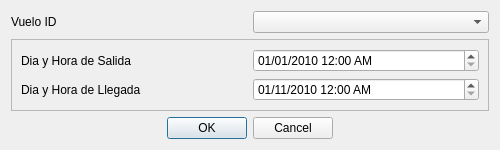
diegomarcov/svr, file src/ui/agregarInstanciasVuelo.ui: the form before one commit.
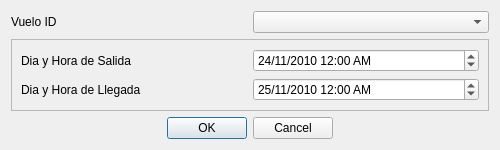
The form after the commit.

Commit message: Mejorada la funcionalidad al agregar salidas.

What changed in the file:
```diff
--- a/src/ui/agregarInstanciasVuelo.ui
+++ b/src/ui/agregarInstanciasVuelo.ui
@@ -66,6 +66,26 @@
       </item>
       <item row="0" column="1">
        <widget class="QDateTimeEdit" name="dateTimeEditHoraSalida">
+        <property name="dateTime">
+         <datetime>
+          <hour>0</hour>
+          <minute>0</minute>
+          <second>0</second>
+          <year>2010</year>
+          <month>11</month>
+          <day>24</day>
+         </datetime>
+        </property>
+        <property name="maximumDateTime">
+         <datetime>
+          <hour>23</hour>
+          <minute>59</minute>
+          <second>59</second>
+          <year>2012</year>
+          <month>12</month>
+          <day>31</day>
+         </datetime>
+        </property>
         <property name="minimumDate">
          <date>
           <year>2010</year>
@@ -90,6 +110,26 @@
       </item>
       <item row="1" column="1">
        <widget class="QDateTimeEdit" name="dateTimeEditHoraLlegada">
+        <property name="dateTime">
+         <datetime>
+          <hour>0</hour>
+          <minute>0</minute>
+          <second>0</second>
+          <year>2010</year>
+          <month>11</month>
+          <day>25</day>
+         </datetime>
+        </property>
+        <property name="maximumDateTime">
+         <datetime>
+          <hour>23</hour>
+          <minute>59</minute>
+          <second>59</second>
+          <year>2010</year>
+          <month>12</month>
+          <day>31</day>
+         </datetime>
+        </property>
         <property name="minimumDate">
          <date>
           <year>2010</year>
```
The commit also changes 4 other files.
